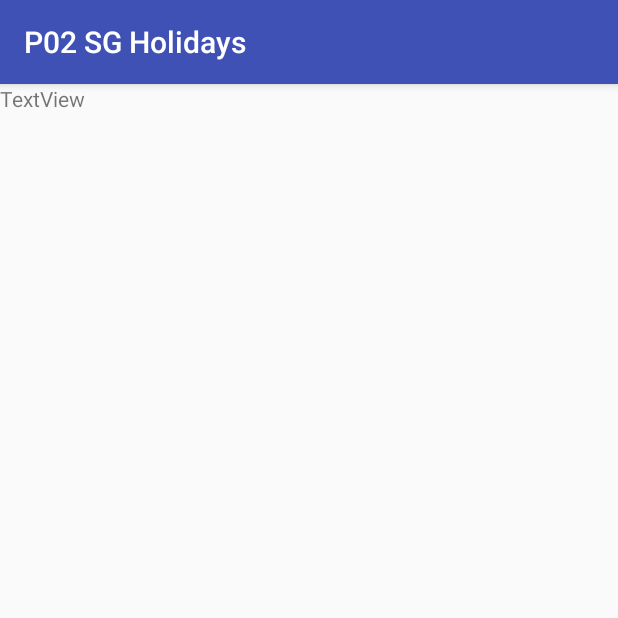
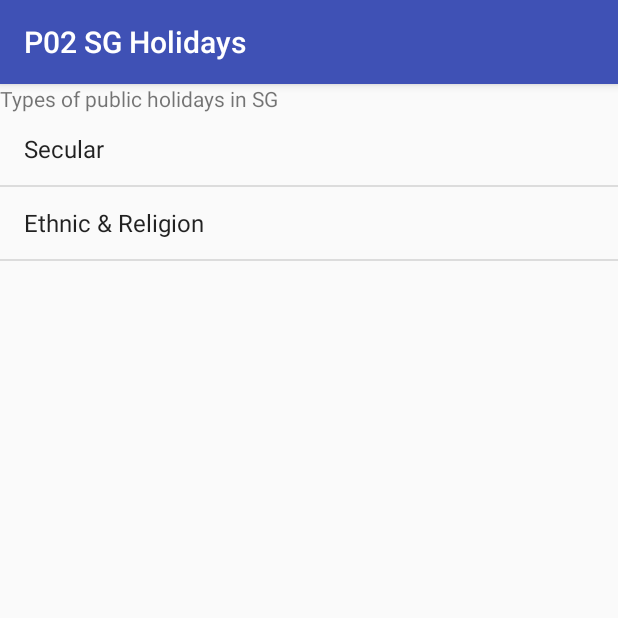
Before and after one commit to 15017206/P02_PS_SGHolidays, an Android app: the screen it shows after launch (MainActivity), on a phone screen of 412 x 824 dp, the top half of it. Run offline under Robolectric (Android 15) with nearby library versions, the phone set to English and light mode, and no system bars.

Commit message:
update 1

```diff
--- a/app/src/main/java/com/example/a15017206/p02sgholidays/MainActivity.java
+++ b/app/src/main/java/com/example/a15017206/p02sgholidays/MainActivity.java
@@ -1,13 +1,53 @@
 package com.example.a15017206.p02sgholidays;
 
+import android.content.Intent;
 import android.support.v7.app.AppCompatActivity;
 import android.os.Bundle;
+import android.view.View;
+import android.widget.AdapterView;
+import android.widget.ArrayAdapter;
+import android.widget.ListView;
+import android.widget.Toast;
 
 public class MainActivity extends AppCompatActivity {
+
+    ListView listView;
+    ArrayAdapter aa;
+
 
     @Override
     protected void onCreate(Bundle savedInstanceState) {
         super.onCreate(savedInstanceState);
         setContentView(R.layout.activity_main);
+
+        //get listView object from xml
+        listView = (ListView) findViewById(R.id.lvHolidayType);
+
+        //Defined Array Values to show in ListView
+        String[] values = new String[]{"Secular", "Ethnic & Religion"};
+
+        //Define a new aa
+        ArrayAdapter<String> adapter = new ArrayAdapter<String>(this, android.R.layout.simple_list_item_1, android.R.id.text1, values);
+
+        listView.setAdapter(adapter);
+
+        //ListView item click listener
+        listView.setOnItemClickListener(new AdapterView.OnItemClickListener() {
+            @Override
+            public void onItemClick(AdapterView<?> parent, View view, int position, long id) {
+                int itemPosition = position;
+
+                String itemValue = (String) listView.getItemAtPosition(position);
+
+                // Show Alert
+                Toast.makeText(getApplicationContext(),
+                        "Position :"+itemPosition+"  ListItem : " +itemValue , Toast.LENGTH_SHORT).show();
+
+                Intent i = new Intent(MainActivity.this, Main2Activity.class);
+                i.putExtra("type", itemValue);
+                startActivity(i);
+
+            }
+        });
     }
 }
--- a/app/src/main/res/layout/activity_main.xml
+++ b/app/src/main/res/layout/activity_main.xml
@@ -2,14 +2,25 @@
 <ScrollView xmlns:android="http://schemas.android.com/apk/res/android"
     xmlns:app="http://schemas.android.com/apk/res-auto"
     xmlns:tools="http://schemas.android.com/tools"
-    android:orientation="vertical"
     android:layout_width="match_parent"
     android:layout_height="match_parent"
+    android:orientation="vertical"
     tools:context="com.example.a15017206.p02sgholidays.MainActivity">
 
-    <TextView
-        android:id="@+id/textView"
+    <LinearLayout
         android:layout_width="match_parent"
-        android:layout_height="wrap_content"
-        android:text="TextView" />
+        android:layout_height="match_parent"
+        android:orientation="vertical">
+
+        <TextView
+            android:id="@+id/textView"
+            android:layout_width="match_parent"
+            android:layout_height="match_parent"
+            android:text="Types of public holidays in SG" />
+
+        <ListView
+            android:id="@+id/lvHolidayType"
+            android:layout_width="match_parent"
+            android:layout_height="493dp" />
+    </LinearLayout>
 </ScrollView>
--- /dev/null
+++ b/app/src/main/res/layout/row.xml
@@ -0,0 +1,6 @@
+<?xml version="1.0" encoding="utf-8"?>
+<LinearLayout xmlns:android="http://schemas.android.com/apk/res/android"
+    android:layout_width="match_parent"
+    android:layout_height="match_parent">
+
+</LinearLayout>
```
